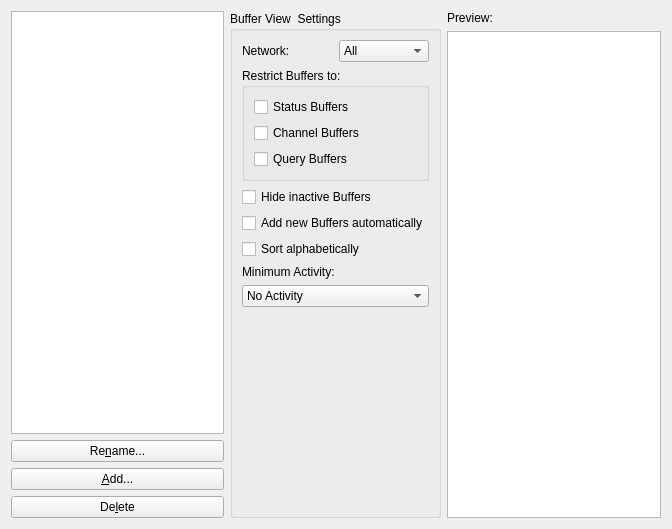
Qt form src/qtui/settingspages/bufferviewsettingspage.ui (quassel/quassel) before a commit.
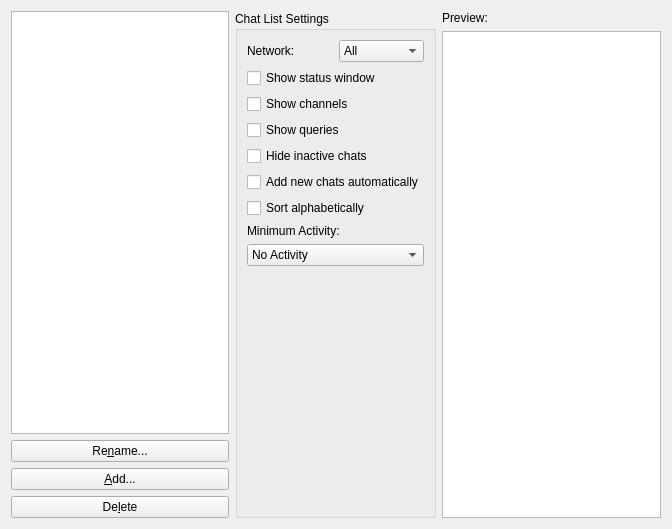
The same form after that commit. Icons and pictures are not drawn. Custom widgets are drawn as their Qt base class.

Commit message:
s/Buffer/Chat/g
This removes the mention of "Buffer" from the UI, as it was confuzzling users and making our Usability Queen
unhappy. It has been replaced by "Chat", which might not always be as precise, but should make more sense for users.
A "Buffer View" is now a "Chat List", and in some cases, "Window" has been used (e.g. the "Status Buffer" is now
a "Status Window" - which, again, isn't really the correct term, but probably makes more sense to people not used
to cli-based chat clients.

Obviously, within the code and the DB everything is still a Buffer (and it'll stay that way).

```diff
--- a/src/qtui/settingspages/bufferviewsettingspage.ui
+++ b/src/qtui/settingspages/bufferviewsettingspage.ui
@@ -78,22 +78,22 @@
     </layout>
    </item>
    <item>
-    <widget class="QGroupBox" name="settingsGroupBox" >
-     <property name="title" >
-      <string>Buffer View  Settings</string>
+    <widget class="QGroupBox" name="settingsGroupBox">
+     <property name="title">
+      <string>Chat List Settings</string>
      </property>
-     <layout class="QVBoxLayout" >
+     <layout class="QVBoxLayout" name="verticalLayout">
       <item>
-       <layout class="QHBoxLayout" >
+       <layout class="QHBoxLayout">
         <item>
-         <widget class="QLabel" name="label" >
-          <property name="text" >
+         <widget class="QLabel" name="label">
+          <property name="text">
            <string>Network:</string>
           </property>
          </widget>
         </item>
         <item>
-         <widget class="QComboBox" name="networkSelector" >
+         <widget class="QComboBox" name="networkSelector">
           <item>
            <property name="text" >
             <string>All</string>
@@ -104,69 +104,60 @@
        </layout>
       </item>
       <item>
-       <widget class="QGroupBox" name="groupBox_2" >
-        <property name="title" >
-         <string>Restrict Buffers to:</string>
-        </property>
-        <layout class="QVBoxLayout" >
-         <item>
-          <widget class="QCheckBox" name="onlyStatusBuffers" >
-           <property name="toolTip" >
-            <string>This option is not available when all Networks are visible.
+       <widget class="QCheckBox" name="onlyStatusBuffers">
+        <property name="toolTip">
+         <string>This option is not available when all Networks are visible.
 In this mode no separate status buffer is displayed.</string>
-           </property>
-           <property name="text" >
-            <string>Status Buffers</string>
-           </property>
-          </widget>
-         </item>
-         <item>
-          <widget class="QCheckBox" name="onlyChannelBuffers" >
-           <property name="text" >
-            <string>Channel Buffers</string>
-           </property>
-          </widget>
-         </item>
-         <item>
-          <widget class="QCheckBox" name="onlyQueryBuffers" >
-           <property name="text" >
-            <string>Query Buffers</string>
-           </property>
-          </widget>
-         </item>
-        </layout>
+        </property>
+        <property name="text">
+         <string>Show status window</string>
+        </property>
        </widget>
       </item>
       <item>
-       <widget class="QCheckBox" name="hideInactiveBuffers" >
-        <property name="text" >
-         <string>Hide inactive Buffers</string>
+       <widget class="QCheckBox" name="onlyChannelBuffers">
+        <property name="text">
+         <string>Show channels</string>
         </property>
        </widget>
       </item>
       <item>
-       <widget class="QCheckBox" name="addNewBuffersAutomatically" >
-        <property name="text" >
-         <string>Add new Buffers automatically</string>
+       <widget class="QCheckBox" name="onlyQueryBuffers">
+        <property name="text">
+         <string>Show queries</string>
         </property>
        </widget>
       </item>
       <item>
-       <widget class="QCheckBox" name="sortAlphabetically" >
-        <property name="text" >
+       <widget class="QCheckBox" name="hideInactiveBuffers">
+        <property name="text">
+         <string>Hide inactive chats</string>
+        </property>
+       </widget>
+      </item>
+      <item>
+       <widget class="QCheckBox" name="addNewBuffersAutomatically">
+        <property name="text">
+         <string>Add new chats automatically</string>
+        </property>
+       </widget>
+      </item>
+      <item>
+       <widget class="QCheckBox" name="sortAlphabetically">
+        <property name="text">
          <string>Sort alphabetically</string>
         </property>
        </widget>
       </item>
       <item>
-       <widget class="QLabel" name="label_3" >
-        <property name="text" >
+       <widget class="QLabel" name="label_3">
+        <property name="text">
          <string>Minimum Activity:</string>
         </property>
        </widget>
       </item>
       <item>
-       <widget class="QComboBox" name="minimumActivitySelector" >
+       <widget class="QComboBox" name="minimumActivitySelector">
         <item>
          <property name="text" >
           <string>No Activity</string>
@@ -206,16 +197,20 @@
     </widget>
    </item>
    <item>
-    <layout class="QVBoxLayout" >
+    <layout class="QVBoxLayout">
      <item>
-      <widget class="QLabel" name="label_2" >
-       <property name="text" >
+      <widget class="QLabel" name="label_2">
+       <property name="text">
         <string>Preview:</string>
        </property>
       </widget>
      </item>
      <item>
-      <widget class="PreviewBufferView" name="bufferViewPreview" />
+      <widget class="PreviewBufferView" name="bufferViewPreview">
+       <property name="headerHidden">
+        <bool>true</bool>
+       </property>
+      </widget>
      </item>
     </layout>
    </item>
```
Left out of the diff: 61 changed lines with no effect on the pictures. The commit also changes 9 other files.
